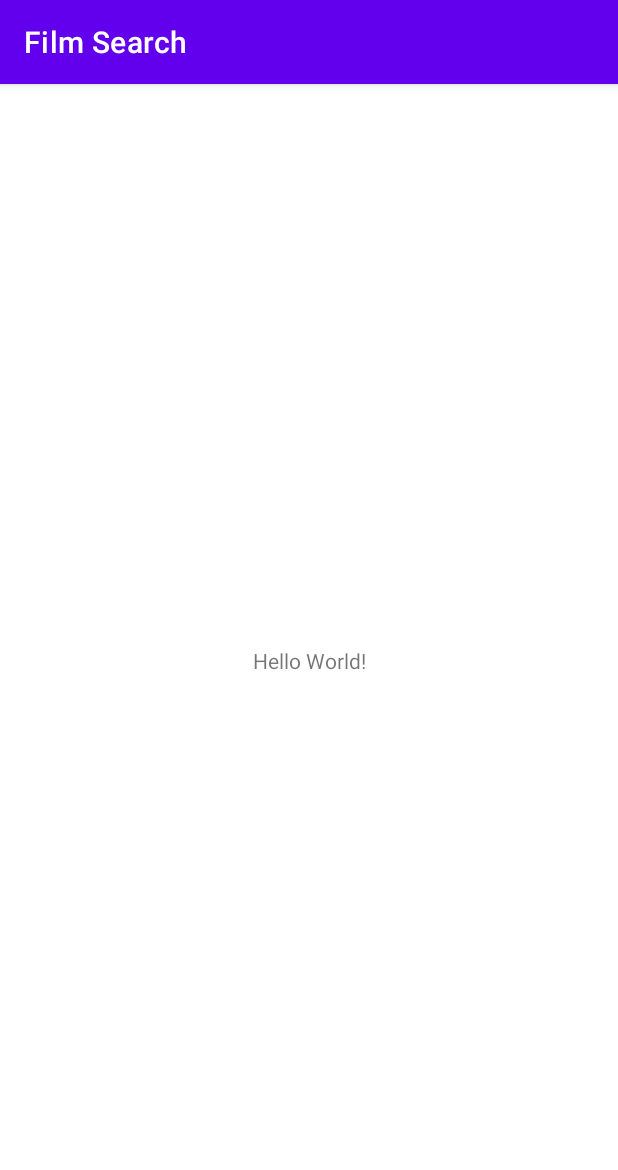
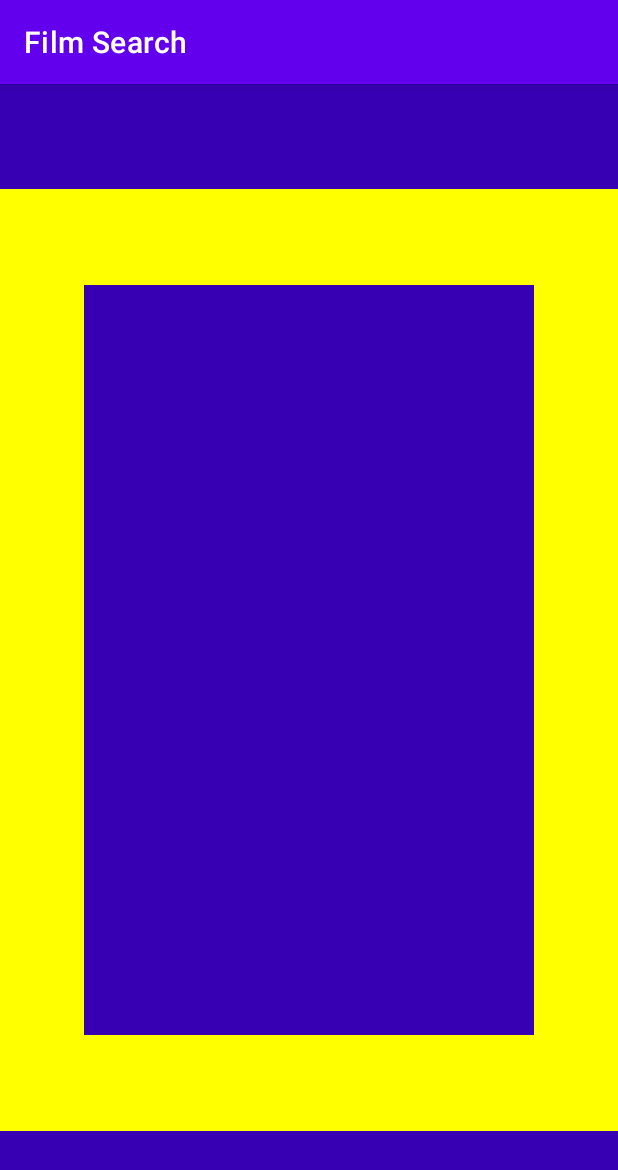
Before and after one commit to LarinEldar/Film-Search, an Android app: the screen it shows after launch (MainActivity), on a phone screen of 412 x 824 dp. Shown: the top 1170 px of the screen. Run offline under Robolectric (Android 15) with nearby library versions, the phone set to English and light mode, and no system bars.

Commit message:
homework 19

```diff
--- a/app/src/main/res/layout/activity_main.xml
+++ b/app/src/main/res/layout/activity_main.xml
@@ -4,15 +4,32 @@
     xmlns:tools="http://schemas.android.com/tools"
     android:layout_width="match_parent"
     android:layout_height="match_parent"
-    tools:context=".MainActivity">
+    tools:context=".MainActivity"
+    android:background="@color/yellow">
 
-    <TextView
-        android:layout_width="wrap_content"
-        android:layout_height="wrap_content"
-        android:text="Hello World!"
-        app:layout_constraintBottom_toBottomOf="parent"
-        app:layout_constraintLeft_toLeftOf="parent"
-        app:layout_constraintRight_toRightOf="parent"
-        app:layout_constraintTop_toTopOf="parent" />
+    <FrameLayout
+        android:id="@+id/top_menu"
+        android:layout_width="match_parent"
+        android:layout_height="70dp"
+        android:background="@color/purple_700"
+        app:layout_constraintTop_toTopOf="parent"/>
 
+    <FrameLayout
+        android:id="@+id/bottom_menu"
+        android:layout_width="match_parent"
+        android:layout_height="70dp"
+        android:background="@color/purple_700"
+        app:layout_constraintBottom_toBottomOf="parent"/>
+
+
+    <LinearLayout
+        android:layout_width="300dp"
+        android:layout_height="500dp"
+        android:orientation="vertical"
+        app:layout_constraintTop_toTopOf="@+id/top_menu"
+        app:layout_constraintBottom_toBottomOf="@id/bottom_menu"
+        app:layout_constraintStart_toStartOf="parent"
+        app:layout_constraintEnd_toEndOf="parent"
+        android:background="@color/purple_700">
+    </LinearLayout>
 </androidx.constraintlayout.widget.ConstraintLayout>
--- a/app/src/main/res/values/colors.xml
+++ b/app/src/main/res/values/colors.xml
@@ -7,4 +7,5 @@
     <color name="teal_700">#FF018786</color>
     <color name="black">#FF000000</color>
     <color name="white">#FFFFFFFF</color>
+    <color name="yellow">#FFFF00</color>
 </resources>
```
